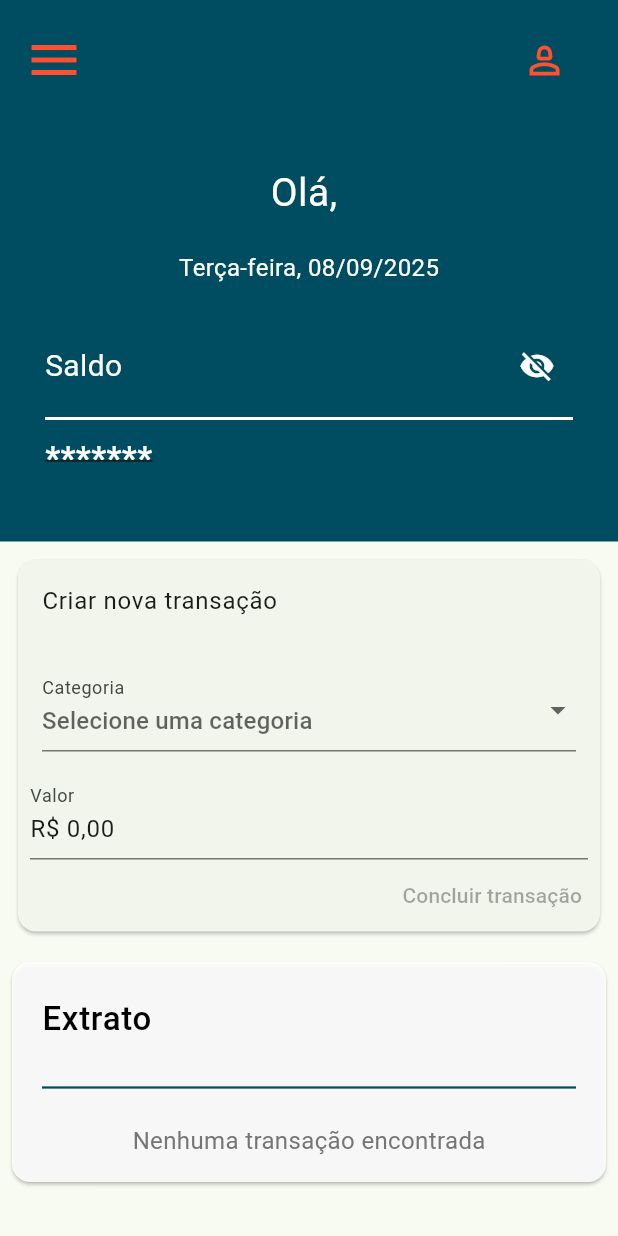
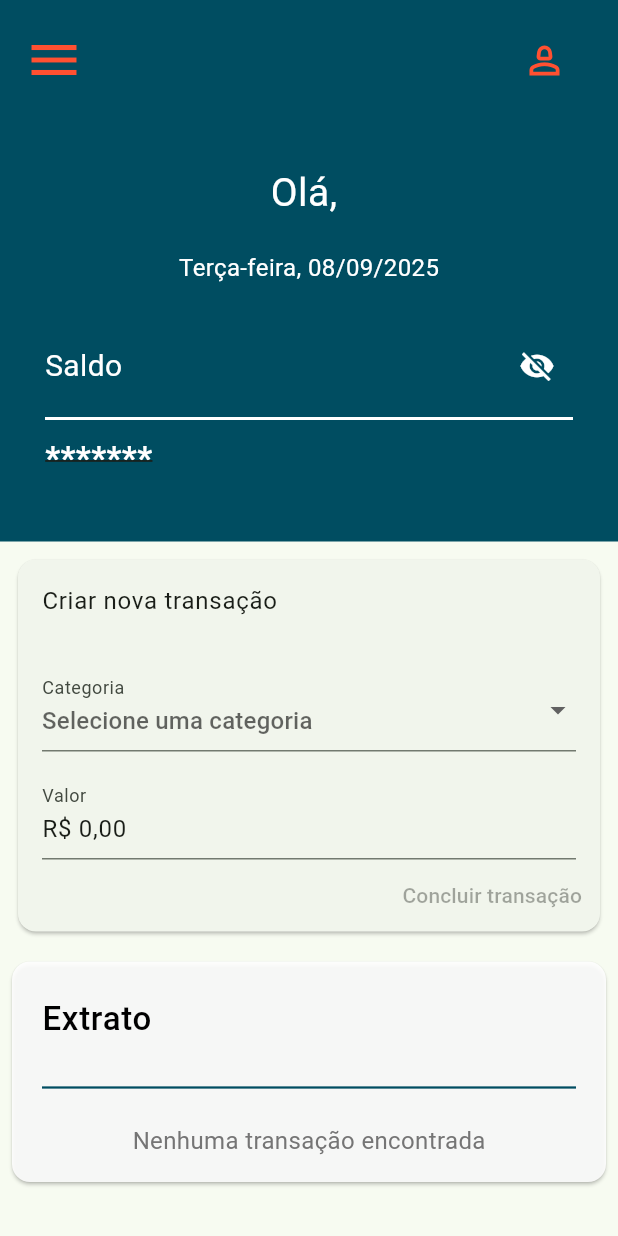
Before and after one commit to coelhoadler/pos-fiap-FRNT-TC-financeiro-mobile, a Flutter app: the DashboardScreen screen opened by its route, on a phone screen of 412 x 824 dp. Run offline on Flutter 3.47's test engine with Material 3 defaults, Android fonts, the phone set to English and light mode, and no system bars; our stand-ins replace cloud_firestore, firebase_auth, firebase_core, firebase_storage, flutter_multi_formatter, image_picker; accounts and stored records are empty.

Commit message:
Increase horizontal padding for the value input field in the new transfer screen

```diff
--- a/lib/components/screens/dashboard/new_transfer/new_transfer.dart
+++ b/lib/components/screens/dashboard/new_transfer/new_transfer.dart
@@ -96,7 +96,7 @@ class _NewTransferScreenState extends State<NewTransferScreen> {
               ),
             ),
             Padding(
-              padding: const EdgeInsets.symmetric(horizontal: 8.0),
+              padding: const EdgeInsets.symmetric(horizontal: 16.0),
               child: TextField(
                 keyboardType: TextInputType.number,
                 decoration: InputDecoration(labelText: 'Valor'),
```
